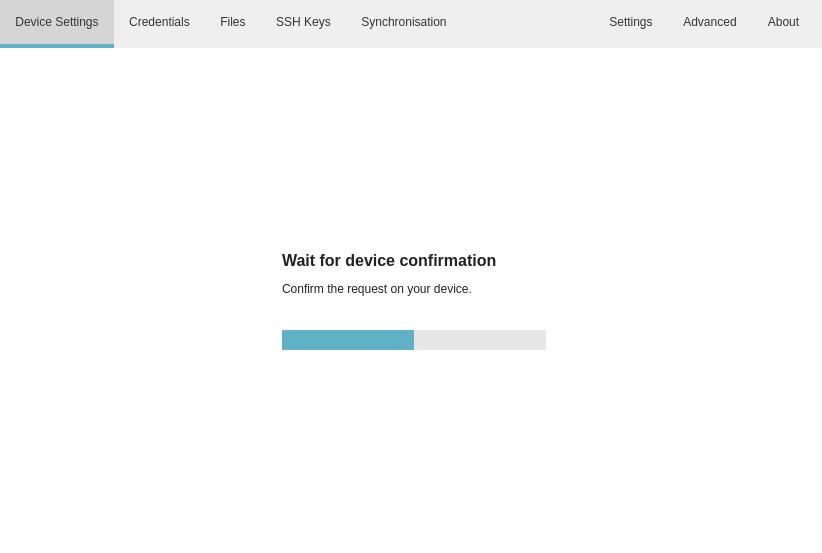
mooltipass/moolticute, file src/MainWindow.ui: the form before one commit.
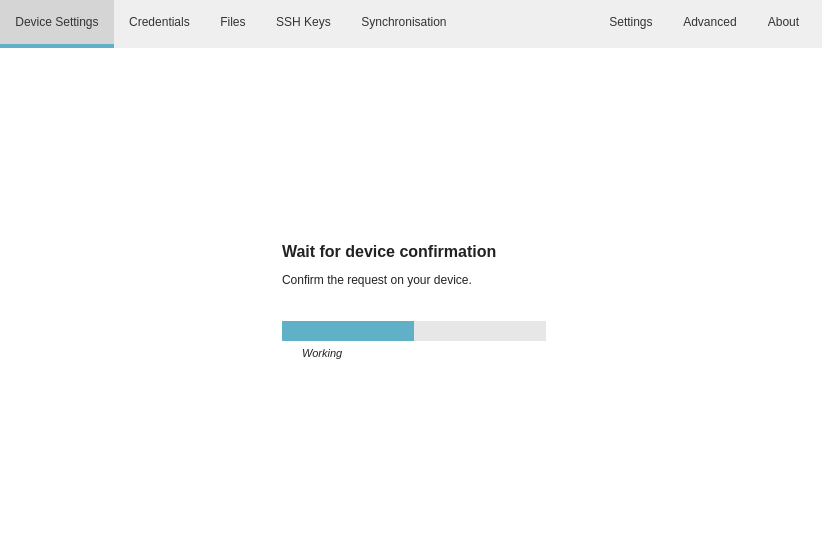
The form after the commit. The open tabs and pages were chosen to show the change. Icons and pictures are not drawn. Custom widgets are drawn as their Qt base class.

Commit message: Show progress status text on the waiting page

```diff
--- a/src/MainWindow.ui
+++ b/src/MainWindow.ui
@@ -1657,6 +1657,28 @@
             </property>
            </widget>
           </item>
+          <item>
+           <widget class="QLabel" name="labelProgressMessage">
+            <property name="font">
+             <font>
+              <pointsize>8</pointsize>
+              <italic>true</italic>
+             </font>
+            </property>
+            <property name="text">
+             <string>Working</string>
+            </property>
+            <property name="alignment">
+             <set>Qt::AlignLeading|Qt::AlignLeft|Qt::AlignVCenter</set>
+            </property>
+            <property name="margin">
+             <number>0</number>
+            </property>
+            <property name="indent">
+             <number>20</number>
+            </property>
+           </widget>
+          </item>
           <item>
            <spacer name="verticalSpacer_17">
             <property name="orientation">
```
The commit also changes 2 other files.
